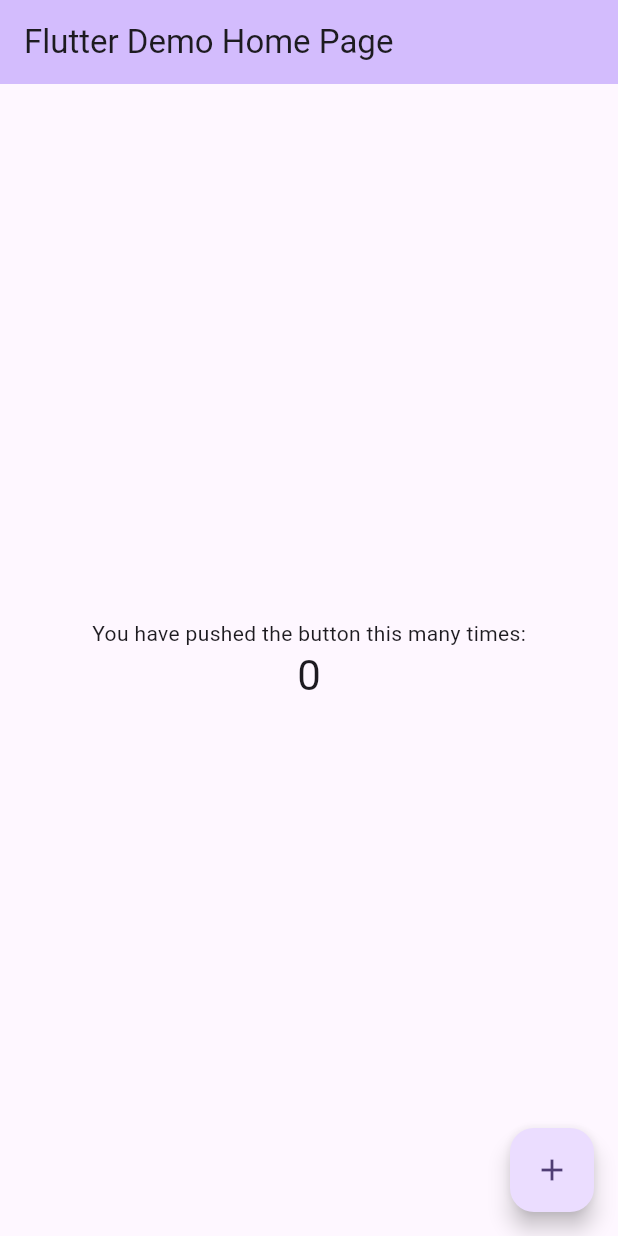
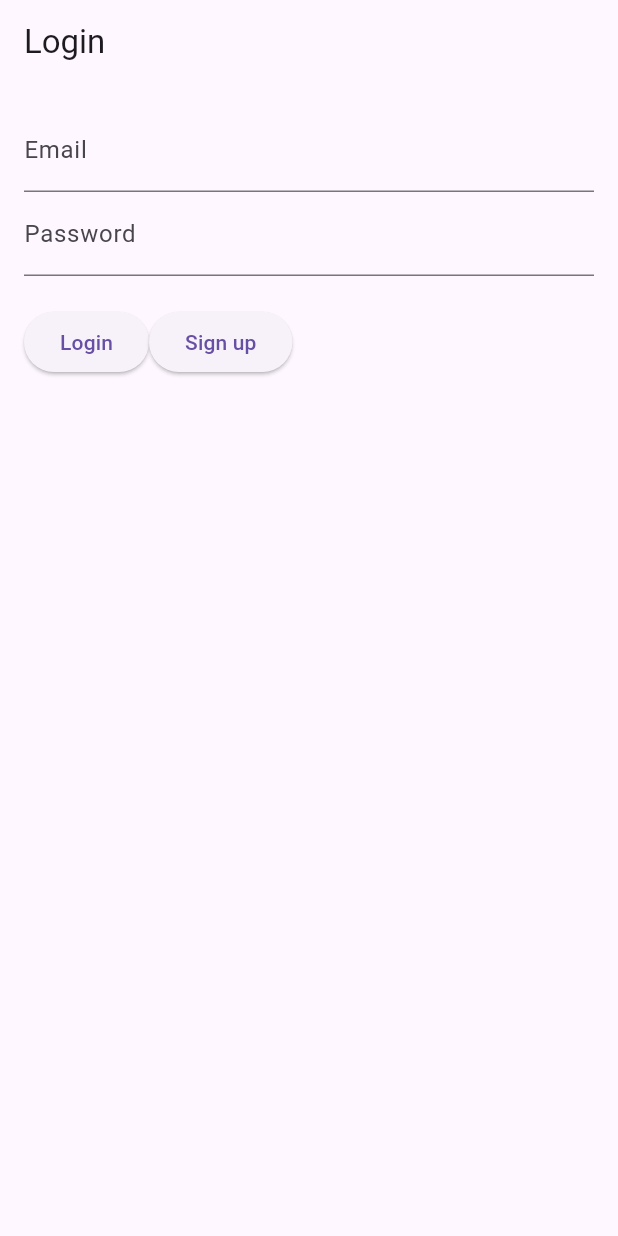
Before and after one commit to kaushik-ba/twofort, a Flutter app: the screen it shows after launch, on a phone screen of 412 x 824 dp. Run offline on Flutter 3.47's test engine with Material 3 defaults, Android fonts, the phone set to English and light mode, and no system bars; our stand-ins replace cloud_firestore, firebase_auth, firebase_core; accounts and stored records are empty.

Commit message:
added firebase auth

```diff
--- a/lib/main.dart
+++ b/lib/main.dart
@@ -1,134 +1,44 @@
 import 'package:firebase_core/firebase_core.dart';
 import 'package:flutter/foundation.dart';
 import 'package:flutter/material.dart';
+import 'package:twofort/pages/home_page.dart';
+import 'package:twofort/pages/login_page.dart';
+import 'package:twofort/pages/signup_page.dart';
 import 'ApiKeys/api_keys.dart';
-void main() async{
+
+void main() async {
   WidgetsFlutterBinding.ensureInitialized();
-  if(kIsWeb){
-    await Firebase.initializeApp(options: const FirebaseOptions(apiKey: MyKeys.apiKey, appId: MyKeys.appId, messagingSenderId: MyKeys.messagingSenderId, projectId: MyKeys.projectId));
+  try {
+    if (kIsWeb) {
+      await Firebase.initializeApp(
+        options: const FirebaseOptions(
+          apiKey: MyKeys.apiKey,
+          appId: MyKeys.appId,
+          messagingSenderId: MyKeys.messagingSenderId,
+          projectId: MyKeys.projectId,
+        ),
+      );
+    } else {
+      await Firebase.initializeApp();
+    }
+  } catch (e) {
+    print("Firebase initialization error: $e");
   }
-  else{
-    await Firebase.initializeApp();
-  }
-  runApp(const MyApp());
+
+  runApp( const MyApp());
 }
 
 class MyApp extends StatelessWidget {
   const MyApp({super.key});
 
-  // This widget is the root of your application.
   @override
   Widget build(BuildContext context) {
     return MaterialApp(
-      title: 'Flutter Demo',
-      theme: ThemeData(
-        // This is the theme of your application.
-        //
-        // TRY THIS: Try running your application with "flutter run". You'll see
-        // the application has a purple toolbar. Then, without quitting the app,
-        // try changing the seedColor in the colorScheme below to Colors.green
-        // and then invoke "hot reload" (save your changes or press the "hot
-        // reload" button in a Flutter-supported IDE, or press "r" if you used
-        // the command line to start the app).
-        //
-        // Notice that the counter didn't reset back to zero; the application
-        // state is not lost during the reload. To reset the state, use hot
-        // restart instead.
-        //
-        // This works for code too, not just values: Most code changes can be
-        // tested with just a hot reload.
-        colorScheme: ColorScheme.fromSeed(seedColor: Colors.deepPurple),
-        useMaterial3: true,
-      ),
-      home: const MyHomePage(title: 'Flutter Demo Home Page'),
+      home: LoginPage(),
+      routes: {
+        '/home': (context) => const HomePage(),
+        '/singUpPage':(context) => const SignupPage(),
+      },
     );
   }
 }
-
-class MyHomePage extends StatefulWidget {
-  const MyHomePage({super.key, required this.title});
-
-  // This widget is the home page of your application. It is stateful, meaning
-  // that it has a State object (defined below) that contains fields that affect
-  // how it looks.
-
-  // This class is the configuration for the state. It holds the values (in this
-  // case the title) provided by the parent (in this case the App widget) and
-  // used by the build method of the State. Fields in a Widget subclass are
-  // always marked "final".
-
-  final String title;
-
-  @override
-  State<MyHomePage> createState() => _MyHomePageState();
-}
-
-class _MyHomePageState extends State<MyHomePage> {
-  int _counter = 0;
-
-  void _incrementCounter() {
-    setState(() {
-      // This call to setState tells the Flutter framework that something has
-      // changed in this State, which causes it to rerun the build method below
-      // so that the display can reflect the updated values. If we changed
-      // _counter without calling setState(), then the build method would not be
-      // called again, and so nothing would appear to happen.
-      _counter++;
-    });
-  }
-
-  @override
-  Widget build(BuildContext context) {
-    // This method is rerun every time setState is called, for instance as done
-    // by the _incrementCounter method above.
-    //
-    // The Flutter framework has been optimized to make rerunning build methods
-    // fast, so that you can just rebuild anything that needs updating rather
-    // than having to individually change instances of widgets.
-    return Scaffold(
-      appBar: AppBar(
-        // TRY THIS: Try changing the color here to a specific color (to
-        // Colors.amber, perhaps?) and trigger a hot reload to see the AppBar
-        // change color while the other colors stay the same.
-        backgroundColor: Theme.of(context).colorScheme.inversePrimary,
-        // Here we take the value from the MyHomePage object that was created by
-        // the App.build method, and use it to set our appbar title.
-        title: Text(widget.title),
-      ),
-      body: Center(
-        // Center is a layout widget. It takes a single child and positions it
-        // in the middle of the parent.
-        child: Column(
-          // Column is also a layout widget. It takes a list of children and
-          // arranges them vertically. By default, it sizes itself to fit its
-          // children horizontally, and tries to be as tall as its parent.
-          //
-          // Column has various properties to control how it sizes itself and
-          // how it positions its children. Here we use mainAxisAlignment to
-          // center the children vertically; the main axis here is the vertical
-          // axis because Columns are vertical (the cross axis would be
-          // horizontal).
-          //
-          // TRY THIS: Invoke "debug painting" (choose the "Toggle Debug Paint"
-          // action in the IDE, or press "p" in the console), to see the
-          // wireframe for each widget.
-          mainAxisAlignment: MainAxisAlignment.center,
-          children: <Widget>[
-            const Text(
-              'You have pushed the button this many times:',
-            ),
-            Text(
-              '$_counter',
-              style: Theme.of(context).textTheme.headlineMedium,
-            ),
-          ],
-        ),
-      ),
-      floatingActionButton: FloatingActionButton(
-        onPressed: _incrementCounter,
-        tooltip: 'Increment',
-        child: const Icon(Icons.add),
-      ), // This trailing comma makes auto-formatting nicer for build methods.
-    );
-  }
-}
--- /dev/null
+++ b/lib/pages/home_page.dart
@@ -0,0 +1,14 @@
+import 'package:flutter/material.dart';
+
+class HomePage extends StatelessWidget {
+  const HomePage({super.key});
+
+  @override
+  Widget build(BuildContext context) {
+    return MaterialApp(
+      home: Container(
+        color: Colors.yellow,
+      ),
+    );
+  }
+}
--- /dev/null
+++ b/lib/pages/login_page.dart
@@ -0,0 +1,94 @@
+import 'package:firebase_auth/firebase_auth.dart';
+import 'package:flutter/material.dart';
+import 'package:twofort/util/firebase_auth_service.dart';
+
+class LoginPage extends StatefulWidget {
+  @override
+  _LoginPageState createState() => _LoginPageState();
+}
+
+class _LoginPageState extends State<LoginPage> {
+  final TextEditingController _emailController = TextEditingController();
+  final TextEditingController _passwordController = TextEditingController();
+  final FireBaseAuthService fireBaseAuthService=FireBaseAuthService();
+  bool _isLoading = false;
+  void _login() async {
+    setState(() {
+      _isLoading = true; // Start loading
+    });
+    String email = _emailController.text.trim();
+    String password = _passwordController.text.trim();
+    try{
+      User? user = await fireBaseAuthService.logIn(email, password);
+      if(user!=null && mounted){
+        Navigator.pushReplacementNamed(context, '/home');
+      }
+      else {
+        if(mounted){
+          ScaffoldMessenger.of(context).showSnackBar(const SnackBar(
+            content: Text('Login failed. Please try again.'),
+          ));
+        }
+      }
+    }
+    catch (e) {
+      if (mounted) {
+        ScaffoldMessenger.of(context).showSnackBar(SnackBar(
+          content: Text('Error: $e'),
+        ));
+      }
+    }
+    finally {
+      if (mounted) {
+        setState(() {
+          _isLoading = false;
+        });
+      }
+    }
+  }
+
+  void _signUp(){
+    Navigator.pushNamed(context, '/singUpPage');
+  }
+
+  @override
+  Widget build(BuildContext context) {
+    return Scaffold(
+      appBar: AppBar(
+        title: const Text('Login'),
+      ),
+      body: Padding(
+        padding: const EdgeInsets.all(16.0),
+        child: Column(
+          children: [
+            TextField(
+              controller: _emailController,
+              decoration: const InputDecoration(labelText: 'Email'),
+            ),
+            TextField(
+              controller: _passwordController,
+              decoration: const InputDecoration(labelText: 'Password'),
+              obscureText: true,
+            ),
+            const SizedBox(height: 20),
+            Row(
+              children: [
+                ElevatedButton(
+                  onPressed:  _isLoading ? null : _login,
+                  child:  _isLoading? const CircularProgressIndicator(
+                    valueColor: AlwaysStoppedAnimation<Color>(Colors.white),
+                  )
+                      :const Text('Login'),
+                ),
+                ElevatedButton(
+                  onPressed:  _signUp,
+                  child: const Text('Sign up'),
+                ),
+              ],
+            )
+          ],
+        ),
+      ),
+    );
+  }
+}
--- /dev/null
+++ b/lib/util/firebase_auth_service.dart
@@ -0,0 +1,15 @@
+import 'package:firebase_auth/firebase_auth.dart';
+
+class FireBaseAuthService{
+  final FirebaseAuth _auth= FirebaseAuth.instance;
+
+  Future<User?> logIn(String email, String password) async {
+  final UserCredential userCredential  =await _auth.signInWithEmailAndPassword(email: email, password: password);
+  return userCredential.user;
+  }
+
+  Future<User?> signUp(String email, String password) async {
+    final UserCredential userCredential  =await _auth.createUserWithEmailAndPassword(email: email, password: password);
+    return userCredential.user;
+  }
+}
--- a/pubspec.yaml
+++ b/pubspec.yaml
@@ -36,6 +36,8 @@ dependencies:
   # Use with the CupertinoIcons class for iOS style icons.
   cupertino_icons: ^1.0.8
   firebase_core: ^3.6.0
+  cloud_firestore: ^5.4.4
+  firebase_auth: ^5.3.1
 
 dev_dependencies:
   flutter_test:
```
Also changed, not shown: lib/pages/signup_page.dart (added, +103 -0 lines), pubspec.lock.
